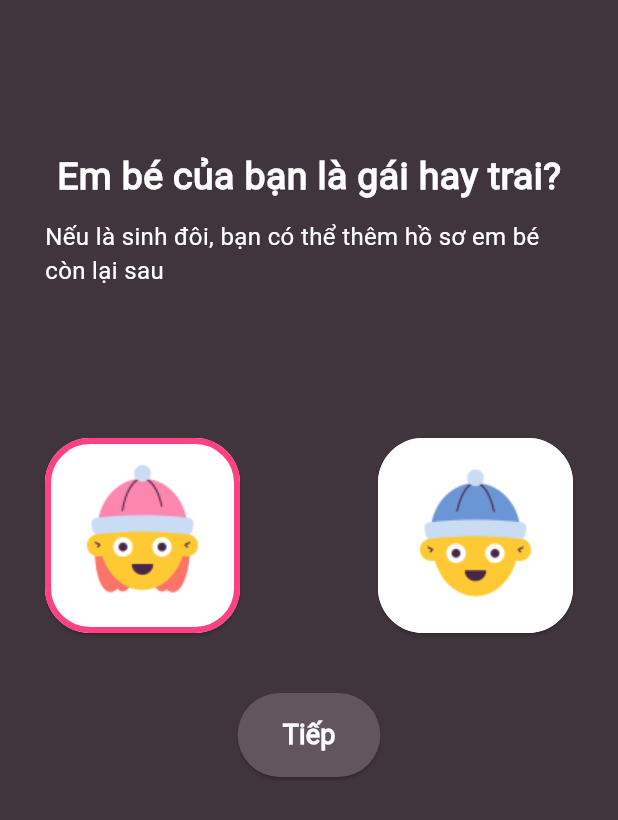
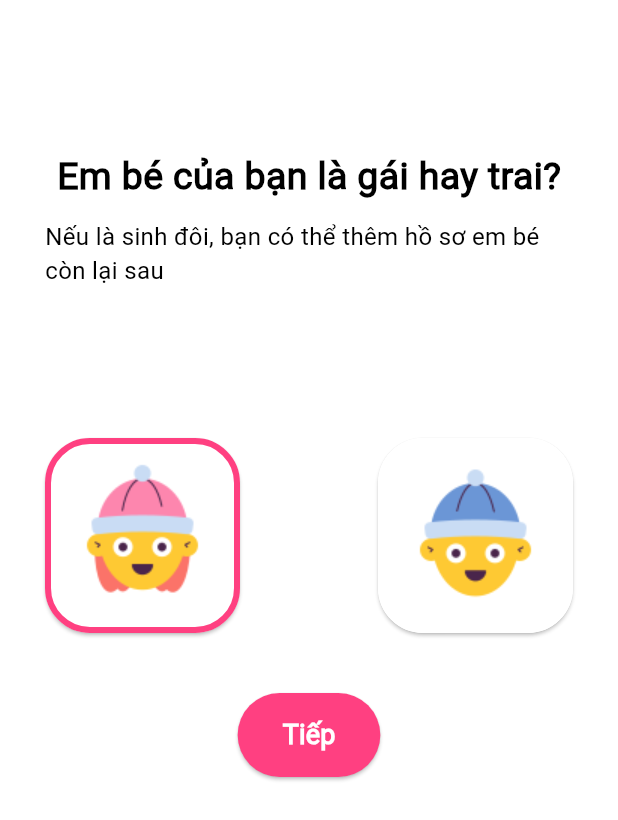
Before and after one commit to Chaudz/app_status_child, a Flutter app: the screen it shows after launch, after a tap on "Tiếp", after a tap on "Bỏ qua", after a tap on "Bắt đầu", on a phone screen of 412 x 824 dp. Shown: the top 820 px of the screen. Run offline on Flutter 3.47's test engine with Material 3 defaults, Android fonts, the phone set to English and light mode, and no system bars; our stand-ins replace shared_preferences.

Commit message:
fix/error-button and colors

```diff
--- a/lib/screens/choose_info_screen.dart
+++ b/lib/screens/choose_info_screen.dart
@@ -1,4 +1,5 @@
 import 'package:flutter/material.dart';
+import 'package:myapp/themes/app_colors.dart';
 import 'package:myapp/themes/app_fonts.dart';
 
 void main() {
@@ -12,7 +13,7 @@ class CreateInfo extends StatefulWidget {
   State<CreateInfo> createState() => _CreateInfoState();
 }
 
-Color backgroundColor = Color.fromRGBO(64, 53, 61, 1.0);
+// Color backgroundColor = Color.fromRGBO(64, 53, 61, 1.0);
 
 class _CreateInfoState extends State<CreateInfo> {
   bool btn1 = false;
@@ -40,7 +41,7 @@ class _CreateInfoState extends State<CreateInfo> {
       title: 'choose info',
       debugShowCheckedModeBanner: false,
       home: Scaffold(
-        backgroundColor: backgroundColor, // Màu nền xám,
+        backgroundColor: AppColor.background,
         body: Container(
           child: Column(
             children: [
@@ -76,7 +77,7 @@ class _CreateInfoState extends State<CreateInfo> {
                     style: ElevatedButton.styleFrom(
                         padding:
                             EdgeInsets.symmetric(vertical: 20, horizontal: 30),
-                        backgroundColor: Color.fromRGBO(98, 85, 94, 1.0),
+                        backgroundColor: Colors.pinkAccent,
                         shape: RoundedRectangleBorder(
                             borderRadius: BorderRadius.circular(40.0))),
                     child: Text(
@@ -137,15 +138,17 @@ Widget titleOne = new Container(
         children: [
           Container(
             child: Text('Mark your goals',
-                style: TextStyle(
-                    fontSize: 30.0,
-                    fontWeight: FontWeight.w600,
-                    color: Colors.white)),
+                style: AppFont.primaryFont.copyWith(
+
+                )
+            ),
             padding: EdgeInsets.only(bottom: 10.0),
           ),
           Text(
             'Please select one or more item',
-            style: TextStyle(fontSize: 20.0, color: Colors.grey[200]),
+            style: AppFont.primaryFont.copyWith(
+              fontSize: 15,
+            ),
           )
         ],
       )),
@@ -177,7 +180,7 @@ class _TitleSectionContentState extends State<TitleSectionContent> {
         widget.setBtn();
 
         setState(() {
-          isPressed = !isPressed; // Đảo ngược giá trị trạng thái
+          isPressed = !isPressed;
         });
       },
       child: Padding(
@@ -185,12 +188,12 @@ class _TitleSectionContentState extends State<TitleSectionContent> {
         child: Container(
           padding: EdgeInsets.all(10.0),
           decoration: BoxDecoration(
-            color: isPressed ? Colors.white : Color.fromRGBO(98, 85, 94, 1.0),
+            color: isPressed ?Color.fromRGBO(98, 85, 94, 1.0) : Colors.black12,
             borderRadius: BorderRadius.circular(40.0),
           ),
           child: Row(
             mainAxisAlignment:
-                MainAxisAlignment.spaceBetween, // Căn giữa theo chiều ngang
+                MainAxisAlignment.spaceBetween,
             children: [
               Image(image: AssetImage(widget.image)),
               SizedBox(width: 5.0),
@@ -200,7 +203,7 @@ class _TitleSectionContentState extends State<TitleSectionContent> {
                   style: TextStyle(
                       fontSize: 20.0,
                       fontWeight: FontWeight.w600,
-                      color: isPressed ? Colors.black : Colors.white),
+                      color: isPressed ? Colors.white: Colors.black, )
                 ),
               ),
             ],
--- a/lib/screens/onboarding_screen.dart
+++ b/lib/screens/onboarding_screen.dart
@@ -68,7 +68,8 @@ class _OnBoardingScreenState extends State<OnBoardingScreen> {
                              Navigator.pushReplacementNamed(context, '/startScreen')
                            },
                            child: Text('Bỏ qua',style: AppFont.primaryFont.copyWith(
-                               fontSize: 15,color: Colors.white
+                               fontSize: 15,
+                               color: Colors.black
                            ),)),
                      if(_pageIndex >= 2)
                        SizedBox(
@@ -106,11 +107,12 @@ class _OnBoardingScreenState extends State<OnBoardingScreen> {
 
                   },
                   style: ElevatedButton.styleFrom(
-                    backgroundColor: Color.fromRGBO(98, 85, 94, 1.0),
+                    backgroundColor: Colors.pinkAccent,
                     shadowColor: Colors.black,
                   ),
                   child: Text('Tiếp',style: AppFont.primaryFont.copyWith(
-                    fontSize: 15,color: Colors.white
+                    fontSize: 15,
+                      color: Colors.white
                   ),),
                 ),
               )
@@ -182,14 +184,16 @@ class OnboardContent extends StatelessWidget {
                 height: 20,
               ),
               Text(title,style: AppFont.primaryFont.copyWith(
-                  fontWeight: FontWeight.w600,color: Colors.white
+                  fontWeight: FontWeight.w600,
+                  color: Colors.black
               ),textAlign: TextAlign.center),
               SizedBox(
                 height: 10,
               ),
               Text(description,style: AppFont.primaryFont.copyWith(
                   fontSize: 18,
-                  fontWeight: FontWeight.normal,color: Colors.white
+                  fontWeight: FontWeight.normal,
+                  color: Colors.black
               ),textAlign: TextAlign.center),
             ],
           ),
--- a/lib/screens/start_screen.dart
+++ b/lib/screens/start_screen.dart
@@ -2,6 +2,7 @@ import 'package:flutter/cupertino.dart';
 import 'package:flutter/material.dart';
 import 'package:flutter/widgets.dart';
 import 'package:myapp/themes/app_fonts.dart';
+import 'package:myapp/widgets/next_button.dart';
 import 'package:shared_preferences/shared_preferences.dart';
 import 'package:myapp/themes/app_colors.dart';
 class StartScreen extends StatelessWidget {
@@ -10,7 +11,6 @@ class StartScreen extends StatelessWidget {
   @override
   Widget build(BuildContext context) {
     return Scaffold(
-      backgroundColor: AppColor.background,
       body: Center(
         child: Column(
           crossAxisAlignment: CrossAxisAlignment.center,
@@ -30,7 +30,7 @@ class StartScreen extends StatelessWidget {
             SizedBox(
               height: 10,
             ),
-            Text('Hãy tuỳ chỉnh ứng dụng của bạn', style: AppFont.primaryFont,textAlign: TextAlign.center,),
+            Text('Hãy tuỳ chỉnh ứng dụng của bạn', style: AppFont.primaryFont,textAlign: TextAlign.center),
             SizedBox(
               height: 45
             ),
@@ -100,20 +100,20 @@ class _GenderBabyState extends State<GenderBaby> {
   @override
   Widget build(BuildContext context) {
     return Scaffold(
-      backgroundColor: Color.fromRGBO(64, 53, 61, 1.0),
+      backgroundColor: AppColor.background,
       body: Center(
         child: Padding(
           padding: EdgeInsets.only(top: 100, left: 30, right: 30),
           child: Column(
             children: [
               Text('Em bé của bạn là gái hay trai?', style: AppFont.primaryFont.copyWith(
-                fontWeight: FontWeight.w600,color: Colors.white
+                fontWeight: FontWeight.w600,
               ),),
               SizedBox(
                 height: 10
               ),
               Text('Nếu là sinh đôi, bạn có thể thêm hồ sơ em bé còn lại sau', style: AppFont.primaryFont.copyWith(
-                fontSize: 16,color: Colors.white
+                fontSize: 16,
               ),),
               SizedBox(
                 height: 100
@@ -166,19 +166,7 @@ class _GenderBabyState extends State<GenderBaby> {
               SizedBox(
                 height: 40
               ),
-              ElevatedButton(
-                  onPressed: ()=>{
-                    Navigator.pushNamed(context, '/nameBaby',arguments: gender)
-                  },
-                  style: ElevatedButton.styleFrom(
-                    padding: EdgeInsets.only(top: 15, bottom: 15, right: 30,left: 30),
-                    backgroundColor: Color.fromRGBO(98, 85, 94, 1.0)
-                  ),
-                  child: Text('Tiếp',style: AppFont.primaryFont.copyWith(
-                    fontSize: 18,
-                    fontWeight: FontWeight.w600,
-                      color: Colors.white
-                  ),))
+              NextButton(nameRouter: "/nameBaby",argumentValue: gender,)
             ],
           ),
         ),
@@ -212,13 +200,13 @@ class _NameBabyState extends State<NameBaby> {
             crossAxisAlignment: CrossAxisAlignment.start,
             children: [
               Text('Bé $gender của bạn tên gì?', style: AppFont.primaryFont.copyWith(
-                  fontWeight: FontWeight.w600,color: Colors.white
+                  fontWeight: FontWeight.w600,
               ),),
               SizedBox(
                 height: 10,
               ),
               Text('Bạn có thể thay đổi những dữ liệu này sau',style: AppFont.primaryFont.copyWith(
-                  fontSize: 15,color: Colors.white
+                  fontSize: 15,
               ),),
               Container(
                 height: 200,
@@ -249,10 +237,11 @@ class _NameBabyState extends State<NameBaby> {
                     floatingLabelBehavior: FloatingLabelBehavior.never,
                     labelText: 'Thêm tên',
                     labelStyle: TextStyle(
-                        fontWeight: FontWeight.w600,color: Colors.white60
+                        fontWeight: FontWeight.w600,
+                        color: Colors.white
                     ),
                     filled: true, // Bật chế độ filled
-                    fillColor: Color.fromRGBO(98, 85, 94, 1.0),
+                    fillColor: Colors.pinkAccent,
                     border: OutlineInputBorder(borderRadius: BorderRadius.circular(40.0),borderSide: BorderSide.none)
                 ),
               ),
@@ -270,18 +259,22 @@ class _NameBabyState extends State<NameBaby> {
                       }: null,
                       style: ElevatedButton.styleFrom(
                           padding: EdgeInsets.only(top: 15, bottom: 15, right: 30,left: 30),
-                          backgroundColor: Color.fromRGBO(98, 85, 94, 1.0),
+                          backgroundColor: Colors.pinkAccent,
                       ),
-                      child: Text('Tiếp',style: (nameBaby.trim() != '' ? AppFont.primaryFont.copyWith(
+                      child: Text('Tiếp', style:
+                      nameBaby.trim() != '' ?
+                      AppFont.primaryFont.copyWith(
                           fontSize: 18,
-                          fontWeight: FontWeight.w600
+                          fontWeight: FontWeight.w600,
+                          color: Colors.white
                       ):
                       AppFont.primaryFont.copyWith(
                           fontSize: 18,
                           fontWeight: FontWeight.w600,
-                          color: Colors.black12
+                          color: Colors.white
                       )
-                      )))
+                      )
+                  )
                 ],
               ),
             ],
@@ -361,12 +354,12 @@ class _BirthdayBabyState extends State<BirthdayBaby> {
                    },
                    style: ElevatedButton.styleFrom(
                        padding: EdgeInsets.only(top: 15, bottom: 15, right: 30,left: 30),
-                       backgroundColor: Color.fromRGBO(98, 85, 94, 1.0)
+                       backgroundColor: Colors.pinkAccent
                    ),
                    child: Text('Tiếp',style: AppFont.primaryFont.copyWith(
                        fontSize: 18,
                        fontWeight: FontWeight.w600,
-
+                       color: Colors.white
                    ),))
              ],
            ),
@@ -432,12 +425,12 @@ class _AvatarBabyState extends State<AvatarBaby> {
                       style: ElevatedButton.styleFrom(
                           shape: CircleBorder(),
                           minimumSize: Size(150, 150),
-                        backgroundColor: Color.fromRGBO(98, 85, 94, 1.0)
+                          backgroundColor: Colors.pinkAccent
                       ),
                       child: Text(nameBaby.isNotEmpty? nameBaby[0].toUpperCase() : '',style: AppFont.primaryFont.copyWith(
                           fontSize: 90,
                           fontWeight: FontWeight.bold,
-                          color: Color.fromRGBO(186, 157, 130, 1.0)
+                          color: Colors.white
                       ),
                       ),
                     ),
@@ -463,18 +456,7 @@ class _AvatarBabyState extends State<AvatarBaby> {
             Row(
               mainAxisAlignment: MainAxisAlignment.center,
               children: [
-                ElevatedButton(
-                    onPressed: ()=>{
-                      Navigator.pushNamed(context, '/createInfo')
-                    },
-                    style: ElevatedButton.styleFrom(
-                        padding: EdgeInsets.only(top: 15, bottom: 15, right: 30,left: 30),
-                        backgroundColor:Color.fromRGBO(98, 85, 94, 1.0)
-                    ),
-                    child: Text('Tiếp',style: AppFont.primaryFont.copyWith(
-                        fontSize: 18,
-                        fontWeight: FontWeight.w600
-                    ),))
+               NextButton(nameRouter: "/createInfo")
               ],
             ),
         ],
--- a/lib/themes/app_colors.dart
+++ b/lib/themes/app_colors.dart
@@ -3,7 +3,7 @@ import 'package:flutter/material.dart';
 class AppColor{
   static const Color primaryColor = Colors.red;
   static const Color secondColor = Colors.black;
-  static const Color background =Color.fromRGBO(64, 53, 61, 1.0);
+  static const Color background = Colors.white;
 
 
 }
--- a/lib/themes/app_fonts.dart
+++ b/lib/themes/app_fonts.dart
@@ -4,6 +4,6 @@ class AppFont{
   static const TextStyle primaryFont = TextStyle(
     fontSize: 25.0,
     fontFamily: "Roboto",
-    color: Colors.white
+    color: Colors.black
   );
 }
--- /dev/null
+++ b/lib/widgets/next_button.dart
@@ -0,0 +1,26 @@
+import 'package:flutter/material.dart';
+import 'package:myapp/themes/app_fonts.dart';
+
+class NextButton extends StatelessWidget {
+  final String nameRouter;
+  final String? argumentValue;
+
+  const NextButton({Key? key, required this.nameRouter,this.argumentValue}) : super(key: key);
+
+  @override
+  Widget build(BuildContext context) {
+    return  ElevatedButton(
+        onPressed: ()=>{
+          Navigator.pushNamed(context, nameRouter,arguments: argumentValue)
+        },
+        style: ElevatedButton.styleFrom(
+            padding: EdgeInsets.only(top: 15, bottom: 15, right: 30,left: 30),
+            backgroundColor: Colors.pinkAccent
+        ),
+        child: Text('Tiếp',style: AppFont.primaryFont.copyWith(
+            fontSize: 18,
+            fontWeight: FontWeight.w600,
+            color: Colors.white
+        ),));
+  }
+}
```
Also changed, not shown: pubspec.lock.
